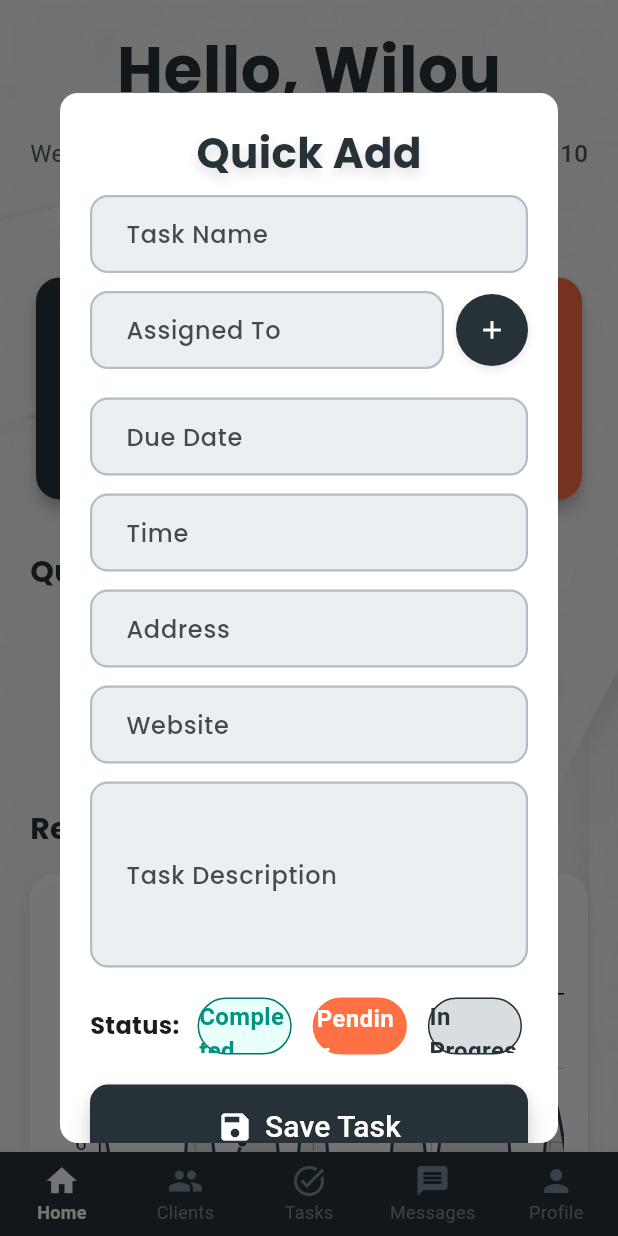
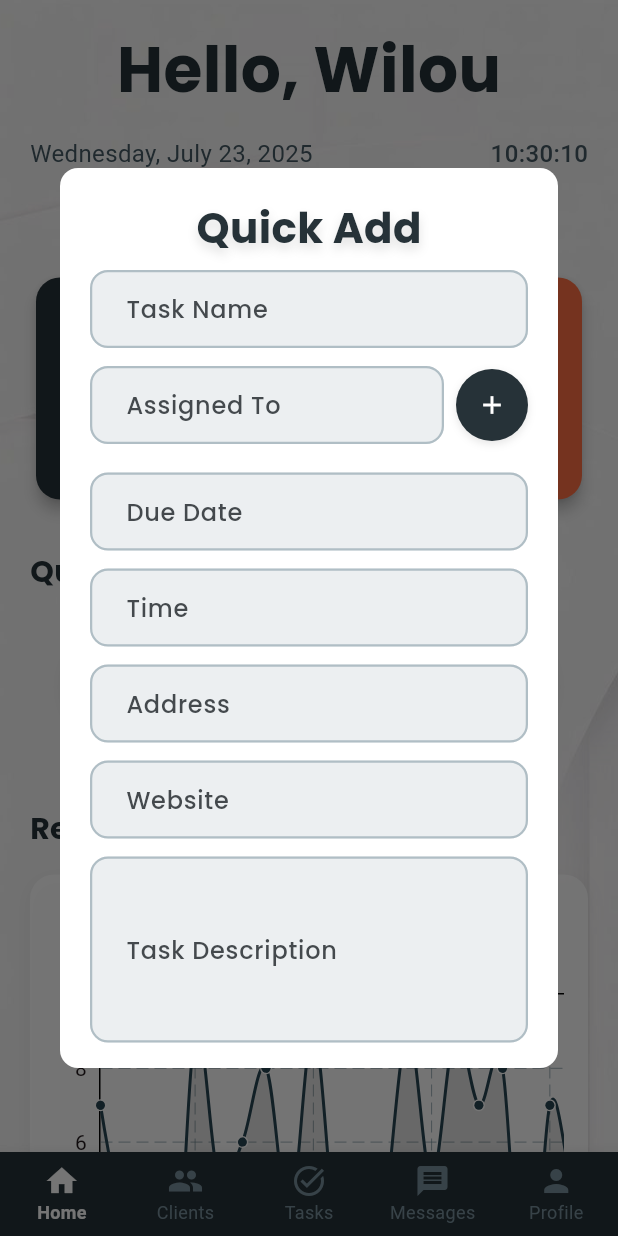
Before and after one commit to Elwaliid/CRM, a Flutter app: the screen it shows after launch, after a tap on the "person add" icon, after a tap on the "add task" icon, on a phone screen of 412 x 824 dp. Run offline on Flutter 3.47's test engine with Material 3 defaults, Android fonts, the light colour scheme and no system bars; drawn by our look-alikes of fl_chart; our stand-ins replace get, google_fonts; missing offline and left inert: day_night_time_picker.

Commit message:
few updates here and there

```diff
--- a/crm_frontend/lib/view/Main_screens/dashboard_screen.dart
+++ b/crm_frontend/lib/view/Main_screens/dashboard_screen.dart
@@ -230,8 +230,8 @@ class _DashboardScreenState extends State<DashboardScreen> {
                               borderRadius: BorderRadius.circular(20),
                             ),
                             child: const SizedBox(
-                              width: 600,
-                              height: 700,
+                              width: 500,
+                              height: 600,
                               child: ClientDetailsFormContent(),
                             ),
                           ),
@@ -245,8 +245,8 @@ class _DashboardScreenState extends State<DashboardScreen> {
                               borderRadius: BorderRadius.circular(20),
                             ),
                             child: const SizedBox(
-                              width: 600,
-                              height: 700,
+                              width: 500,
+                              height: 600,
                               child: TaskDetailsFormContent(),
                             ),
                           ),
--- a/crm_frontend/lib/view/Sub_screens/Task_Details_screen.dart
+++ b/crm_frontend/lib/view/Sub_screens/Task_Details_screen.dart
@@ -3,7 +3,6 @@ import 'package:crm_frontend/view/Widgets/Type_buttons.dart';
 import 'package:crm_frontend/view/Widgets/date_time_picker.dart';
 import 'package:crm_frontend/view/Widgets/quick_adds.dart';
 import 'package:crm_frontend/view/Widgets/wilou_textfield.dart';
-import 'package:day_night_time_picker/day_night_time_picker.dart';
 import 'package:flutter/material.dart';
 import 'package:flutter/services.dart';
 import 'package:google_fonts/google_fonts.dart';
```
Also changed, not shown: crm_frontend/lib/view/Main_screens/contacts_screen.dart (+6 -4 lines), crm_frontend/lib/view/Sub_screens/contact_details_screen.dart (+4 -4 lines).
